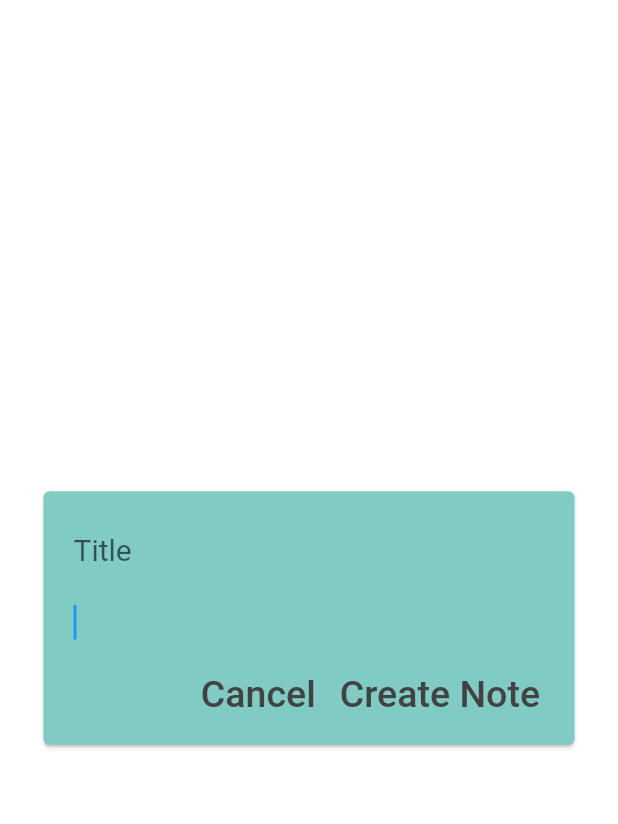
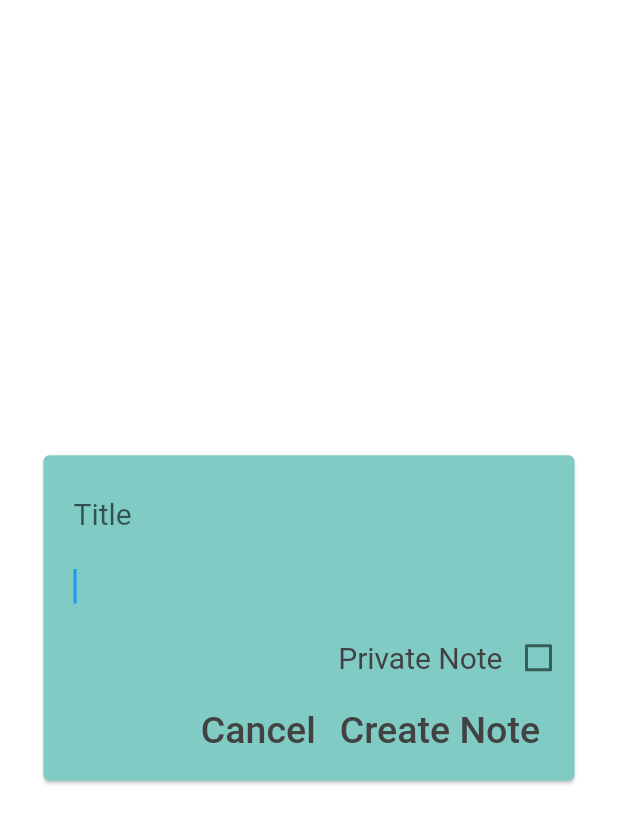
Before and after one commit to TrellixVulnTeam/my_lists_WHH1, a Flutter app: the NewText widget shown alone on an empty page, opened directly, on a phone screen of 412 x 824 dp. Shown: the top 824 px of the screen. Run offline on Flutter 3.47's test engine with Material 2 defaults, Android fonts, the phone set to English and light mode, and no system bars; our stand-ins replace cloud_firestore, cloud_functions, firebase_auth, firebase_core; accounts and stored records are empty.

Commit message:
Fixed new document creation for notes

```diff
--- a/lib/components/docs_list.dart
+++ b/lib/components/docs_list.dart
@@ -113,6 +113,7 @@ class _DocsListState extends State<DocsList> {
                 } else if (document['type'] == 'note') {
                   docText = document['body'];
                 }
+                // Visibility to filter out private docs
                 return Visibility(
                   visible: isVisible,
                   child: Card(
--- a/lib/components/new_list.dart
+++ b/lib/components/new_list.dart
@@ -15,7 +15,6 @@ late FocusNode myFocus = FocusNode();
 late bool currentUserIsAdmin;
 var loggedInUserFamily = '';
 
-//List<String> listItems = [];
 List<SingleItem> listItems = [];
 var mapItems = {};
 
@@ -229,9 +228,6 @@ class _NewListState extends State<NewList> {
 }
 
 void createList(title) {
-  // CollectionReference docs =
-  //     db.collection('users').doc(loggedInUser.uid).collection('docs');
-
   CollectionReference docs =
       db.collection('families').doc(loggedInUserFamily).collection('docs');
 
--- a/lib/components/new_text.dart
+++ b/lib/components/new_text.dart
@@ -2,14 +2,15 @@ import 'package:firebase_auth/firebase_auth.dart';
 import 'package:flutter/material.dart';
 import 'package:my_lists/constants.dart';
 import 'package:cloud_firestore/cloud_firestore.dart';
-import 'package:my_lists/components/list_field.dart';
-import 'package:my_lists/models/item.dart';
 
 final db = FirebaseFirestore.instance;
 
 late User loggedInUser;
 String? title;
 late String text;
+late bool currentUserIsAdmin;
+var loggedInUserFamily = '';
+bool isPrivate = false;
 
 class NewText extends StatefulWidget {
   static const String id = 'new_list';
@@ -24,14 +25,33 @@ class _NewTextState extends State<NewText> {
 
   @override
   void initState() {
-    getCurrentUser();
+    getCurrentUserDetails();
     super.initState();
   }
 
-  void getCurrentUser() {
+  void getCurrentUserDetails() {
     final currentUser = _auth.currentUser;
     if (currentUser != null) {
       loggedInUser = currentUser;
+
+      // Get the whole user doc and then process the snapshot to get to the fields
+      Future<String> getDetails() async {
+        DocumentReference userRef =
+            db.collection('users').doc(loggedInUser.uid);
+        String firstName = '';
+        String family = '';
+        await userRef.get().then((snapshot) {
+          firstName = snapshot['firstName'];
+          family = snapshot['family'];
+          currentUserIsAdmin = snapshot['isAdmin'];
+        });
+        setState(() {
+          loggedInUserFamily = family;
+        });
+        return firstName;
+      }
+
+      getDetails();
     }
   }
 
@@ -71,6 +91,22 @@ class _NewTextState extends State<NewText> {
                     autofocus: true,
                     maxLines: null,
                   ),
+                ),
+                Row(
+                  mainAxisAlignment: MainAxisAlignment.end,
+                  children: [
+                    Text(
+                      'Private Note',
+                      style: TextStyle(fontSize: 20.0),
+                    ),
+                    Checkbox(
+                        value: isPrivate,
+                        onChanged: (value) {
+                          setState(() {
+                            isPrivate = value!;
+                          });
+                        })
+                  ],
                 ),
                 Row(
                   mainAxisAlignment: MainAxisAlignment.end,
@@ -120,7 +156,7 @@ class _NewTextState extends State<NewText> {
 
   void createNote(title) {
     CollectionReference docs =
-        db.collection('users').doc(loggedInUser.uid).collection('docs');
+        db.collection('families').doc(loggedInUserFamily).collection('docs');
 
     Future<void> creatingNote() {
       return docs
@@ -131,6 +167,7 @@ class _NewTextState extends State<NewText> {
             'created at': FieldValue.serverTimestamp(),
             'created by': loggedInUser.email,
             'type': 'note',
+            'isPrivate': isPrivate,
           })
           .then((value) => print("Note Added with title: $title"))
           .catchError((error) => print("Failed to add note: $error"));
--- a/lib/main.dart
+++ b/lib/main.dart
@@ -22,6 +22,6 @@ class MyApp extends StatelessWidget {
 }
 
 // TODO: bottom menu
-// TODO: private toggle
 // TODO: amend lists or note after creation
 // TODO: work out security on DB????
+// TODO: refactor getUserDetails
```
